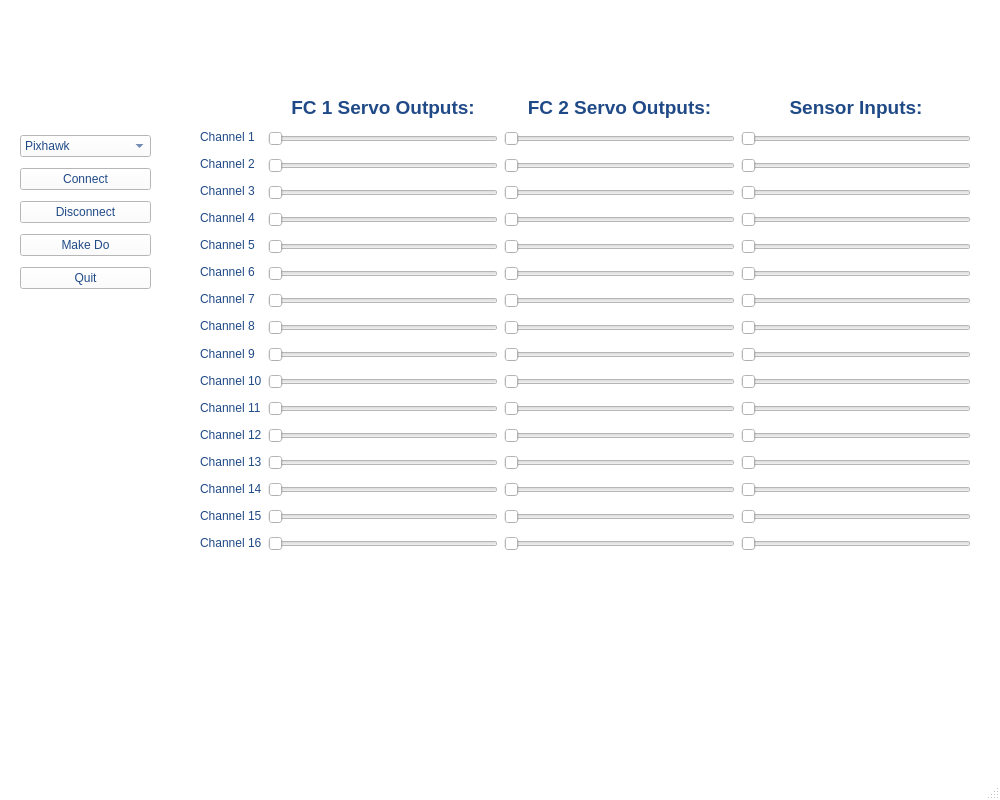
JarrydSteele/pythonscripts, file PyQT5GUI/readservosGUI.ui: the form before one commit.
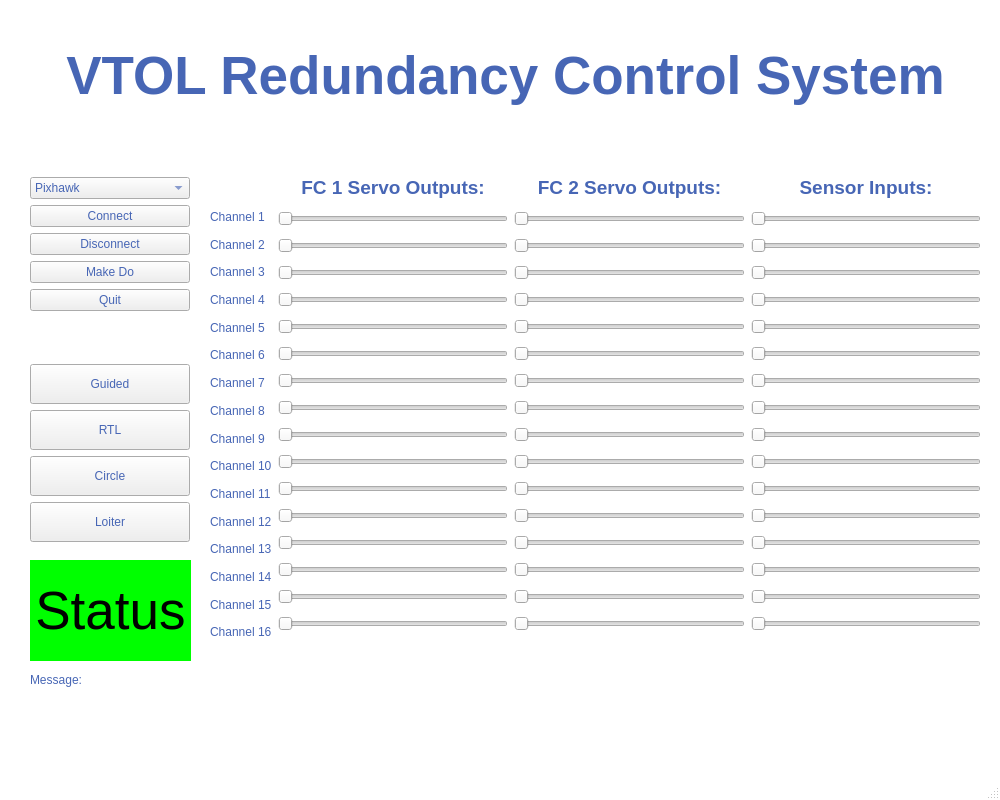
The form after the commit.

Patch:
```diff
--- a/PyQT5GUI/readservosGUI.ui
+++ b/PyQT5GUI/readservosGUI.ui
@@ -169,15 +169,6 @@
        </color>
       </brush>
      </colorrole>
-     <colorrole role="PlaceholderText">
-      <brush brushstyle="SolidPattern">
-       <color alpha="128">
-        <red>0</red>
-        <green>0</green>
-        <blue>0</blue>
-       </color>
-      </brush>
-     </colorrole>
     </active>
     <inactive>
      <colorrole role="WindowText">
@@ -315,15 +306,6 @@
        </color>
       </brush>
      </colorrole>
-     <colorrole role="PlaceholderText">
-      <brush brushstyle="SolidPattern">
-       <color alpha="128">
-        <red>0</red>
-        <green>0</green>
-        <blue>0</blue>
-       </color>
-      </brush>
-     </colorrole>
     </inactive>
     <disabled>
      <colorrole role="WindowText">
@@ -461,15 +443,6 @@
        </color>
       </brush>
      </colorrole>
-     <colorrole role="PlaceholderText">
-      <brush brushstyle="SolidPattern">
-       <color alpha="128">
-        <red>0</red>
-        <green>0</green>
-        <blue>0</blue>
-       </color>
-      </brush>
-     </colorrole>
     </disabled>
    </palette>
   </property>
@@ -486,72 +459,16 @@
    </size>
   </property>
   <widget class="QWidget" name="centralwidget">
+   <property name="styleSheet">
+    <string notr="true">color: rgb(71, 102, 181);</string>
+   </property>
    <widget class="QWidget" name="layoutWidget">
     <property name="geometry">
      <rect>
-      <x>20</x>
-      <y>130</y>
-      <width>131</width>
-      <height>166</height>
-     </rect>
-    </property>
-    <layout class="QVBoxLayout" name="verticalLayout_2">
-     <item>
-      <widget class="QComboBox" name="cmbConnect">
-       <item>
-        <property name="text">
-         <string>Pixhawk</string>
-        </property>
-       </item>
-       <item>
-        <property name="text">
-         <string>Radio1</string>
-        </property>
-       </item>
-       <item>
-        <property name="text">
-         <string>Radio2</string>
-        </property>
-       </item>
-      </widget>
-     </item>
-     <item>
-      <widget class="QPushButton" name="btnConnect">
-       <property name="text">
-        <string>Connect</string>
-       </property>
-      </widget>
-     </item>
-     <item>
-      <widget class="QPushButton" name="btnDisconnect">
-       <property name="text">
-        <string>Disconnect</string>
-       </property>
-      </widget>
-     </item>
-     <item>
-      <widget class="QPushButton" name="btnMakeDo">
-       <property name="text">
-        <string>Make Do</string>
-       </property>
-      </widget>
-     </item>
-     <item>
-      <widget class="QPushButton" name="btnQuit">
-       <property name="text">
-        <string>Quit</string>
-       </property>
-      </widget>
-     </item>
-    </layout>
-   </widget>
-   <widget class="QWidget" name="layoutWidget">
-    <property name="geometry">
-     <rect>
-      <x>200</x>
-      <y>90</y>
+      <x>210</x>
+      <y>170</y>
       <width>771</width>
-      <height>471</height>
+      <height>481</height>
      </rect>
     </property>
     <layout class="QHBoxLayout" name="horizontalLayout">
@@ -1410,6 +1327,221 @@
      </item>
     </layout>
    </widget>
+   <widget class="QWidget" name="verticalLayoutWidget_2">
+    <property name="geometry">
+     <rect>
+      <x>30</x>
+      <y>170</y>
+      <width>160</width>
+      <height>381</height>
+     </rect>
+    </property>
+    <layout class="QVBoxLayout" name="verticalLayout_7">
+     <item>
+      <layout class="QVBoxLayout" name="verticalLayout_2">
+       <item>
+        <widget class="QComboBox" name="cmbConnect">
+         <item>
+          <property name="text">
+           <string>Pixhawk</string>
+          </property>
+         </item>
+         <item>
+          <property name="text">
+           <string>Radio1</string>
+          </property>
+         </item>
+         <item>
+          <property name="text">
+           <string>Radio2</string>
+          </property>
+         </item>
+        </widget>
+       </item>
+       <item>
+        <widget class="QPushButton" name="btnConnect">
+         <property name="autoFillBackground">
+          <bool>false</bool>
+         </property>
+         <property name="text">
+          <string>Connect</string>
+         </property>
+        </widget>
+       </item>
+       <item>
+        <widget class="QPushButton" name="btnDisconnect">
+         <property name="autoFillBackground">
+          <bool>false</bool>
+         </property>
+         <property name="text">
+          <string>Disconnect</string>
+         </property>
+        </widget>
+       </item>
+       <item>
+        <widget class="QPushButton" name="btnMakeDo">
+         <property name="text">
+          <string>Make Do</string>
+         </property>
+        </widget>
+       </item>
+       <item>
+        <widget class="QPushButton" name="btnQuit">
+         <property name="text">
+          <string>Quit</string>
+         </property>
+        </widget>
+       </item>
+      </layout>
+     </item>
+     <item>
+      <spacer name="verticalSpacer_4">
+       <property name="orientation">
+        <enum>Qt::Vertical</enum>
+       </property>
+       <property name="sizeType">
+        <enum>QSizePolicy::Maximum</enum>
+       </property>
+       <property name="sizeHint" stdset="0">
+        <size>
+         <width>20</width>
+         <height>40</height>
+        </size>
+       </property>
+      </spacer>
+     </item>
+     <item>
+      <layout class="QVBoxLayout" name="verticalLayout_6">
+       <item>
+        <widget class="QPushButton" name="btnFM2">
+         <property name="minimumSize">
+          <size>
+           <width>0</width>
+           <height>40</height>
+          </size>
+         </property>
+         <property name="text">
+          <string>Guided</string>
+         </property>
+        </widget>
+       </item>
+       <item>
+        <widget class="QPushButton" name="btnFM1">
+         <property name="minimumSize">
+          <size>
+           <width>0</width>
+           <height>40</height>
+          </size>
+         </property>
+         <property name="text">
+          <string>RTL</string>
+         </property>
+        </widget>
+       </item>
+       <item>
+        <widget class="QPushButton" name="btnFM3">
+         <property name="minimumSize">
+          <size>
+           <width>0</width>
+           <height>40</height>
+          </size>
+         </property>
+         <property name="text">
+          <string>Circle</string>
+         </property>
+        </widget>
+       </item>
+       <item>
+        <widget class="QPushButton" name="btnFM4">
+         <property name="minimumSize">
+          <size>
+           <width>0</width>
+           <height>40</height>
+          </size>
+         </property>
+         <property name="text">
+          <string>Loiter</string>
+         </property>
+        </widget>
+       </item>
+      </layout>
+     </item>
+    </layout>
+   </widget>
+   <widget class="QLabel" name="label_20">
+    <property name="geometry">
+     <rect>
+      <x>30</x>
+      <y>560</y>
+      <width>161</width>
+      <height>101</height>
+     </rect>
+    </property>
+    <property name="font">
+     <font>
+      <pointsize>40</pointsize>
+     </font>
+    </property>
+    <property name="styleSheet">
+     <string notr="true">background-color: rgb(0, 255, 0);
+color: rgb(0, 0, 0);</string>
+    </property>
+    <property name="text">
+     <string>Status</string>
+    </property>
+    <property name="alignment">
+     <set>Qt::AlignCenter</set>
+    </property>
+   </widget>
+   <widget class="QLabel" name="lblMessage">
+    <property name="geometry">
+     <rect>
+      <x>30</x>
+      <y>670</y>
+      <width>951</width>
+      <height>20</height>
+     </rect>
+    </property>
+    <property name="text">
+     <string>Message:</string>
+    </property>
+   </widget>
+   <widget class="QLabel" name="lblMessage2">
+    <property name="geometry">
+     <rect>
+      <x>30</x>
+      <y>690</y>
+      <width>951</width>
+      <height>20</height>
+     </rect>
+    </property>
+    <property name="text">
+     <string/>
+    </property>
+   </widget>
+   <widget class="QLabel" name="label_21">
+    <property name="geometry">
+     <rect>
+      <x>30</x>
+      <y>40</y>
+      <width>951</width>
+      <height>71</height>
+     </rect>
+    </property>
+    <property name="font">
+     <font>
+      <pointsize>40</pointsize>
+      <weight>75</weight>
+      <bold>true</bold>
+     </font>
+    </property>
+    <property name="text">
+     <string>VTOL Redundancy Control System</string>
+    </property>
+    <property name="alignment">
+     <set>Qt::AlignCenter</set>
+    </property>
+   </widget>
   </widget>
   <widget class="QStatusBar" name="statusBar"/>
  </widget>
```
Left out of the diff: 4 changed lines with no effect on the pictures.
